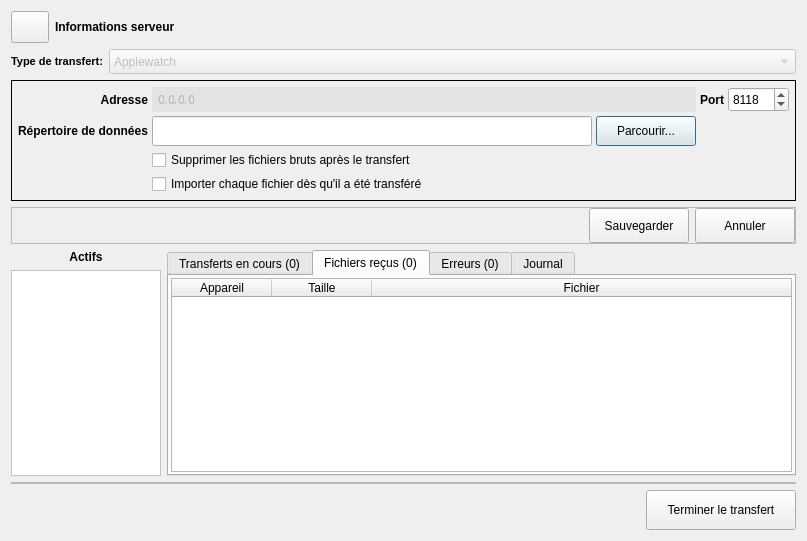
Above: python/resources/ui/StreamWindow.ui from introlab/OpenIMU before the change. Below: the same form after it.
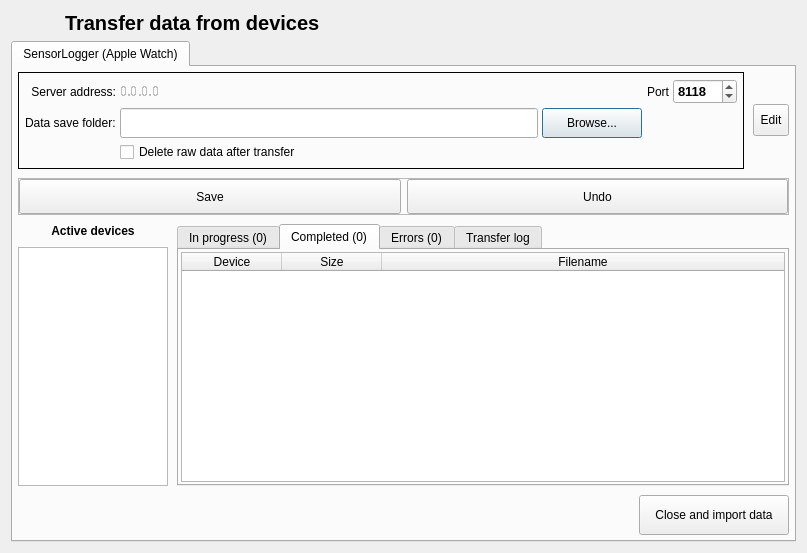
That is the form after the change. The open tabs and pages were chosen to show the change. Icons and pictures are not drawn.

Commit message: Refs #9. Updated English translation for streamers and import matchers Refs #66. Revised Apple Watch server UI.

```diff
--- a/python/resources/ui/StreamWindow.ui
+++ b/python/resources/ui/StreamWindow.ui
@@ -7,116 +7,107 @@
     <x>0</x>
     <y>0</y>
     <width>807</width>
-    <height>538</height>
+    <height>553</height>
    </rect>
   </property>
   <property name="windowTitle">
    <string>Gestionnaire de transfert</string>
   </property>
   <property name="styleSheet">
-   <string notr="true">QLabel#lblIPValue{padding-left: 3px; background-color:rgba(226, 226, 226,90%);}
-QSpinBox#spinPort:!enabled{color: black;}
-
-QListWidget#lstDevices{background-color: white;}</string>
+   <string notr="true"/>
   </property>
   <layout class="QVBoxLayout" name="verticalLayout">
    <item>
-    <layout class="QHBoxLayout" name="horizontalLayout_2">
+    <widget class="QFrame" name="frameTitle">
+     <layout class="QHBoxLayout" name="horizontalLayout_9">
+      <property name="leftMargin">
+       <number>0</number>
+      </property>
+      <property name="topMargin">
+       <number>0</number>
+      </property>
+      <property name="rightMargin">
+       <number>0</number>
+      </property>
+      <property name="bottomMargin">
+       <number>0</number>
+      </property>
      <item>
-      <widget class="QToolButton" name="btnEdit">
-       <property name="minimumSize">
+       <widget class="QLabel" name="lblIcon">
+        <property name="maximumSize">
         <size>
-         <width>32</width>
-         <height>32</height>
-        </size>
-       </property>
-       <property name="cursor">
-        <cursorShape>PointingHandCursor</cursorShape>
-       </property>
-       <property name="toolTip">
-        <string>Éditer</string>
-       </property>
+          <width>48</width>
+          <height>48</height>
+         </size>
+        </property>
        <property name="text">
         <string/>
        </property>
-       <property name="icon">
-        <iconset resource="../core.qrc">
-         <normaloff>:/OpenIMU/icons/save.png</normaloff>:/OpenIMU/icons/save.png</iconset>
+        <property name="pixmap">
+         <pixmap resource="../core.qrc">:/OpenIMU/icons/transfer.png</pixmap>
+        </property>
+        <property name="scaledContents">
+         <bool>true</bool>
+        </property>
+       </widget>
+      </item>
+      <item>
+       <widget class="QLabel" name="lblTitle">
+        <property name="font">
+         <font>
+          <pointsize>15</pointsize>
+          <italic>false</italic>
+          <bold>true</bold>
+         </font>
+        </property>
+        <property name="acceptDrops">
+         <bool>false</bool>
+        </property>
+        <property name="text">
+         <string>Transfer data from devices</string>
+        </property>
+       </widget>
+      </item>
+     </layout>
+    </widget>
+   </item>
+   <item>
+    <widget class="QTabWidget" name="tabStreamers">
+     <property name="currentIndex">
+      <number>0</number>
        </property>
        <property name="iconSize">
         <size>
-         <width>30</width>
-         <height>30</height>
-        </size>
-       </property>
-       <property name="checkable">
-        <bool>false</bool>
+       <width>24</width>
+       <height>24</height>
+      </size>
+     </property>
+     <widget class="QWidget" name="tabAppleWatch">
+      <attribute name="icon">
+       <iconset resource="../core.qrc">
+        <normaloff>:/OpenIMU/icons/sensor_watch.png</normaloff>:/OpenIMU/icons/sensor_watch.png</iconset>
+      </attribute>
+      <attribute name="title">
+       <string>SensorLogger (Apple Watch)</string>
+      </attribute>
+      <layout class="QVBoxLayout" name="verticalLayout_6">
+       <property name="spacing">
+        <number>9</number>
        </property>
-      </widget>
-     </item>
-     <item>
-      <widget class="QLabel" name="lblInfos">
-       <property name="sizePolicy">
-        <sizepolicy hsizetype="Preferred" vsizetype="Maximum">
-         <horstretch>0</horstretch>
-         <verstretch>0</verstretch>
-        </sizepolicy>
+       <property name="leftMargin">
+        <number>5</number>
        </property>
-       <property name="font">
-        <font>
-         <weight>75</weight>
-         <bold>true</bold>
-        </font>
+       <property name="topMargin">
+        <number>5</number>
        </property>
-       <property name="text">
-        <string>Informations serveur</string>
+       <property name="rightMargin">
+        <number>5</number>
        </property>
-      </widget>
-     </item>
-    </layout>
-   </item>
-   <item>
-    <layout class="QHBoxLayout" name="horizontalLayout_5">
-     <item>
-      <widget class="QLabel" name="lblStreamType">
-       <property name="sizePolicy">
-        <sizepolicy hsizetype="Maximum" vsizetype="Preferred">
-         <horstretch>0</horstretch>
-         <verstretch>0</verstretch>
-        </sizepolicy>
+       <property name="bottomMargin">
+        <number>5</number>
        </property>
-       <property name="font">
-        <font>
-         <pointsize>8</pointsize>
-         <weight>75</weight>
-         <bold>true</bold>
-        </font>
-       </property>
-       <property name="text">
-        <string>Type de transfert:</string>
-       </property>
-      </widget>
-     </item>
      <item>
-      <widget class="QComboBox" name="cmbStreamType">
-       <property name="enabled">
-        <bool>false</bool>
-       </property>
-       <property name="minimumSize">
-        <size>
-         <width>0</width>
-         <height>25</height>
-        </size>
-       </property>
-       <item>
-        <property name="text">
-         <string>Applewatch</string>
-        </property>
-       </item>
-      </widget>
-     </item>
-    </layout>
-   </item>
+        <layout class="QHBoxLayout" name="horizontalLayout_2">
    <item>
     <widget class="QFrame" name="frameInfos">
      <property name="enabled">
@@ -144,17 +135,132 @@
       <property name="spacing">
        <number>4</number>
       </property>
+            <item row="0" column="0">
+             <widget class="QLabel" name="lblIP">
+              <property name="enabled">
+               <bool>true</bool>
+              </property>
+              <property name="sizePolicy">
+               <sizepolicy hsizetype="Preferred" vsizetype="Preferred">
+                <horstretch>0</horstretch>
+                <verstretch>0</verstretch>
+               </sizepolicy>
+              </property>
+              <property name="font">
+               <font>
+                <bold>false</bold>
+                <stylestrategy>PreferDefault</stylestrategy>
+               </font>
+              </property>
+              <property name="text">
+               <string>Server address:</string>
+              </property>
+              <property name="alignment">
+               <set>Qt::AlignRight|Qt::AlignTrailing|Qt::AlignVCenter</set>
+              </property>
+             </widget>
+            </item>
+            <item row="2" column="1">
+             <layout class="QHBoxLayout" name="horizontalLayout_4">
+              <item>
+               <widget class="QLineEdit" name="txtDataPath">
+                <property name="minimumSize">
+                 <size>
+                  <width>0</width>
+                  <height>30</height>
+                 </size>
+                </property>
+               </widget>
+              </item>
+              <item>
+               <widget class="QPushButton" name="btnBrowse">
+                <property name="minimumSize">
+                 <size>
+                  <width>100</width>
+                  <height>30</height>
+                 </size>
+                </property>
+                <property name="cursor">
+                 <cursorShape>PointingHandCursor</cursorShape>
+                </property>
+                <property name="text">
+                 <string>Browse...</string>
+                </property>
+                <property name="icon">
+                 <iconset resource="../core.qrc">
+                  <normaloff>:/OpenIMU/icons/group.png</normaloff>:/OpenIMU/icons/group.png</iconset>
+                </property>
+                <property name="iconSize">
+                 <size>
+                  <width>20</width>
+                  <height>20</height>
+                 </size>
+                </property>
+               </widget>
+              </item>
+             </layout>
+            </item>
+            <item row="0" column="1">
+             <widget class="QLabel" name="lblIPValue">
+              <property name="enabled">
+               <bool>false</bool>
+              </property>
+              <property name="minimumSize">
+               <size>
+                <width>0</width>
+                <height>25</height>
+               </size>
+              </property>
+              <property name="font">
+               <font>
+                <pointsize>10</pointsize>
+                <bold>true</bold>
+                <stylestrategy>NoAntialias</stylestrategy>
+               </font>
+              </property>
+              <property name="text">
+               <string notr="true">0.0.0.0</string>
+              </property>
+              <property name="margin">
+               <number>0</number>
+              </property>
+             </widget>
+            </item>
       <item row="2" column="0">
        <widget class="QLabel" name="lblDataPath">
         <property name="font">
          <font>
-          <weight>75</weight>
-          <bold>true</bold>
+                <bold>false</bold>
           <stylestrategy>PreferDefault</stylestrategy>
          </font>
         </property>
         <property name="text">
-         <string>Répertoire de données</string>
+               <string>Data save folder:</string>
+              </property>
+             </widget>
+            </item>
+            <item row="3" column="1">
+             <widget class="QCheckBox" name="chkDeleteFiles">
+              <property name="cursor">
+               <cursorShape>PointingHandCursor</cursorShape>
+              </property>
+              <property name="text">
+               <string>Delete raw data after transfer</string>
+              </property>
+             </widget>
+            </item>
+            <item row="0" column="2">
+             <widget class="QLabel" name="lblPort">
+              <property name="font">
+               <font>
+                <bold>false</bold>
+               </font>
+              </property>
+              <property name="text">
+               <string>Port</string>
+              </property>
+              <property name="alignment">
+               <set>Qt::AlignRight|Qt::AlignTrailing|Qt::AlignVCenter</set>
         </property>
        </widget>
       </item>
@@ -177,7 +283,8 @@
         </property>
         <property name="font">
          <font>
-          <pointsize>9</pointsize>
+                <pointsize>10</pointsize>
+                <bold>true</bold>
           <stylestrategy>PreferDefault</stylestrategy>
          </font>
         </property>
@@ -195,121 +302,45 @@
         </property>
        </widget>
       </item>
-      <item row="0" column="2">
-       <widget class="QLabel" name="lblPort">
-        <property name="font">
-         <font>
-          <weight>75</weight>
-          <bold>true</bold>
-         </font>
-        </property>
-        <property name="text">
-         <string>Port</string>
-        </property>
-        <property name="alignment">
-         <set>Qt::AlignRight|Qt::AlignTrailing|Qt::AlignVCenter</set>
-        </property>
-       </widget>
-      </item>
-      <item row="3" column="1">
-       <widget class="QCheckBox" name="chkDeleteFiles">
-        <property name="text">
-         <string>Supprimer les fichiers bruts après le transfert</string>
-        </property>
-       </widget>
-      </item>
-      <item row="0" column="0">
-       <widget class="QLabel" name="lblIP">
-        <property name="enabled">
-         <bool>true</bool>
-        </property>
-        <property name="sizePolicy">
-         <sizepolicy hsizetype="Preferred" vsizetype="Preferred">
-          <horstretch>0</horstretch>
-          <verstretch>0</verstretch>
-         </sizepolicy>
-        </property>
-        <property name="font">
-         <font>
-          <weight>75</weight>
-          <bold>true</bold>
-          <stylestrategy>PreferDefault</stylestrategy>
-         </font>
-        </property>
-        <property name="text">
-         <string>Adresse</string>
-        </property>
-        <property name="alignment">
-         <set>Qt::AlignRight|Qt::AlignTrailing|Qt::AlignVCenter</set>
-        </property>
-       </widget>
-      </item>
-      <item row="2" column="1">
-       <layout class="QHBoxLayout" name="horizontalLayout_4">
+           </layout>
+          </widget>
+         </item>
         <item>
-         <widget class="QLineEdit" name="txtDataPath">
+          <widget class="QToolButton" name="btnEdit">
           <property name="minimumSize">
            <size>
-            <width>0</width>
-            <height>30</height>
-           </size>
-          </property>
-         </widget>
-        </item>
-        <item>
-         <widget class="QPushButton" name="btnBrowse">
-          <property name="minimumSize">
-           <size>
-            <width>100</width>
-            <height>30</height>
+             <width>32</width>
+             <height>32</height>
            </size>
           </property>
           <property name="cursor">
            <cursorShape>PointingHandCursor</cursorShape>
           </property>
-          <property name="text">
-           <string>Parcourir...</string>
-          </property>
-         </widget>
-        </item>
-       </layout>
-      </item>
-      <item row="4" column="1">
-       <widget class="QCheckBox" name="chkAutoImport">
+           <property name="toolTip">
+            <string>Edit settings</string>
+           </property>
         <property name="text">
-         <string>Importer chaque fichier dès qu'il a été transféré</string>
-        </property>
-       </widget>
-      </item>
-      <item row="0" column="1">
-       <widget class="QLabel" name="lblIPValue">
-        <property name="enabled">
+            <string>Edit</string>
+           </property>
+           <property name="icon">
+            <iconset resource="../core.qrc">
+             <normaloff>:/OpenIMU/icons/save.png</normaloff>:/OpenIMU/icons/save.png</iconset>
+           </property>
+           <property name="iconSize">
+            <size>
+             <width>36</width>
+             <height>36</height>
+            </size>
+           </property>
+           <property name="checkable">
          <bool>false</bool>
         </property>
-        <property name="minimumSize">
-         <size>
-          <width>0</width>
-          <height>25</height>
-         </size>
-        </property>
-        <property name="font">
-         <font>
-          <pointsize>9</pointsize>
-          <weight>75</weight>
-          <bold>true</bold>
-          <stylestrategy>NoAntialias</stylestrategy>
-         </font>
-        </property>
-        <property name="text">
-         <string>0.0.0.0</string>
-        </property>
-        <property name="margin">
-         <number>0</number>
+           <property name="toolButtonStyle">
+            <enum>Qt::ToolButtonTextBesideIcon</enum>
         </property>
        </widget>
       </item>
      </layout>
-    </widget>
    </item>
    <item>
     <widget class="QFrame" name="frameEdit">
@@ -341,19 +372,6 @@
       <property name="bottomMargin">
        <number>0</number>
       </property>
-      <item>
-       <spacer name="horizontalSpacer_2">
-        <property name="orientation">
-         <enum>Qt::Horizontal</enum>
-        </property>
-        <property name="sizeHint" stdset="0">
-         <size>
-          <width>40</width>
-          <height>20</height>
-         </size>
-        </property>
-       </spacer>
-      </item>
       <item>
        <widget class="QPushButton" name="btnSave">
         <property name="enabled">
@@ -369,7 +387,7 @@
          <cursorShape>PointingHandCursor</cursorShape>
         </property>
         <property name="text">
-         <string>Sauvegarder</string>
+             <string>Save</string>
         </property>
         <property name="icon">
          <iconset resource="../core.qrc">
@@ -377,8 +395,8 @@
         </property>
         <property name="iconSize">
          <size>
-          <width>24</width>
-          <height>24</height>
+              <width>20</width>
+              <height>20</height>
          </size>
         </property>
        </widget>
@@ -398,7 +416,7 @@
          <cursorShape>PointingHandCursor</cursorShape>
         </property>
         <property name="text">
-         <string>Annuler</string>
+             <string>Undo</string>
         </property>
         <property name="icon">
          <iconset resource="../core.qrc">
@@ -423,12 +441,11 @@
         <widget class="QLabel" name="label">
          <property name="font">
           <font>
-           <weight>75</weight>
            <bold>true</bold>
           </font>
          </property>
          <property name="text">
-          <string>Actifs</string>
+              <string>Active devices</string>
          </property>
          <property name="alignment">
           <set>Qt::AlignCenter</set>
@@ -457,8 +474,8 @@
          </property>
          <property name="iconSize">
           <size>
-           <width>16</width>
-           <height>16</height>
+               <width>30</width>
+               <height>30</height>
           </size>
          </property>
          <property name="wordWrap">
@@ -475,7 +492,7 @@
        </property>
        <widget class="QWidget" name="tabFiles">
         <attribute name="title">
-         <string>Transferts en cours (0)</string>
+             <string>In progress (0)</string>
         </attribute>
         <layout class="QVBoxLayout" name="verticalLayout_3">
          <property name="leftMargin">
@@ -537,7 +554,7 @@
        </widget>
        <widget class="QWidget" name="tabReceived">
         <attribute name="title">
-         <string>Fichiers reçus (0)</string>
+             <string>Completed (0)</string>
         </attribute>
         <layout class="QHBoxLayout" name="horizontalLayout_6">
          <property name="leftMargin">
@@ -557,6 +574,15 @@
            <property name="editTriggers">
             <set>QAbstractItemView::NoEditTriggers</set>
            </property>
+               <property name="selectionMode">
+                <enum>QAbstractItemView::SingleSelection</enum>
+               </property>
+               <property name="selectionBehavior">
+                <enum>QAbstractItemView::SelectRows</enum>
+               </property>
+               <property name="sortingEnabled">
+                <bool>true</bool>
+               </property>
            <property name="wordWrap">
             <bool>false</bool>
            </property>
@@ -565,17 +591,17 @@
            </attribute>
            <column>
             <property name="text">
-             <string>Appareil</string>
+                 <string>Device</string>
             </property>
            </column>
            <column>
             <property name="text">
-             <string>Taille</string>
+                 <string>Size</string>
             </property>
            </column>
            <column>
             <property name="text">
-             <string>Fichier</string>
+                 <string>Filename</string>
             </property>
            </column>
           </widget>
@@ -584,7 +610,7 @@
        </widget>
        <widget class="QWidget" name="tabErrors">
         <attribute name="title">
-         <string>Erreurs (0)</string>
+             <string>Errors (0)</string>
         </attribute>
         <layout class="QHBoxLayout" name="horizontalLayout_7">
          <property name="leftMargin">
@@ -629,7 +655,7 @@
        </widget>
        <widget class="QWidget" name="tabLog">
         <attribute name="title">
-         <string>Journal</string>
+             <string>Transfer log</string>
         </attribute>
         <layout class="QVBoxLayout" name="verticalLayout_4">
          <property name="leftMargin">
@@ -666,30 +692,6 @@
      </item>
     </layout>
    </item>
-   <item>
-    <widget class="QFrame" name="frameProgress">
-     <property name="frameShape">
-      <enum>QFrame::StyledPanel</enum>
-     </property>
-     <property name="frameShadow">
-      <enum>QFrame::Raised</enum>
-     </property>
-     <layout class="QVBoxLayout" name="verticalLayout_2">
-      <property name="leftMargin">
-       <number>0</number>
-      </property>
-      <property name="topMargin">
-       <number>0</number>
-      </property>
-      <property name="rightMargin">
-       <number>0</number>
-      </property>
-      <property name="bottomMargin">
-       <number>0</number>
-      </property>
-     </layout>
-    </widget>
-   </item>
    <item>
     <layout class="QHBoxLayout" name="horizontalLayout">
      <item>
@@ -717,7 +719,7 @@
         <cursorShape>PointingHandCursor</cursorShape>
        </property>
        <property name="text">
-        <string>Terminer le transfert</string>
+            <string>Close and import data</string>
        </property>
        <property name="icon">
         <iconset resource="../core.qrc">
@@ -732,6 +734,10 @@
       </widget>
      </item>
     </layout>
+       </item>
+      </layout>
+     </widget>
+    </widget>
    </item>
   </layout>
  </widget>
```
Left out of the diff: 36 changed lines with no effect on the pictures. Lines whose indentation alone changed are shown as unchanged. The commit also changes 28 other files.
